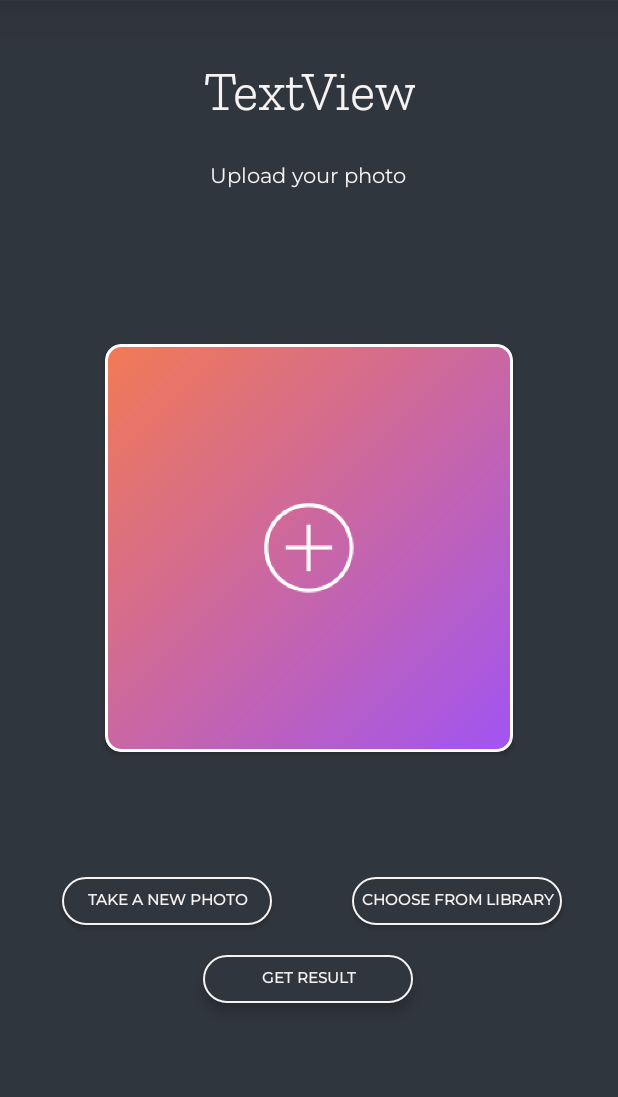
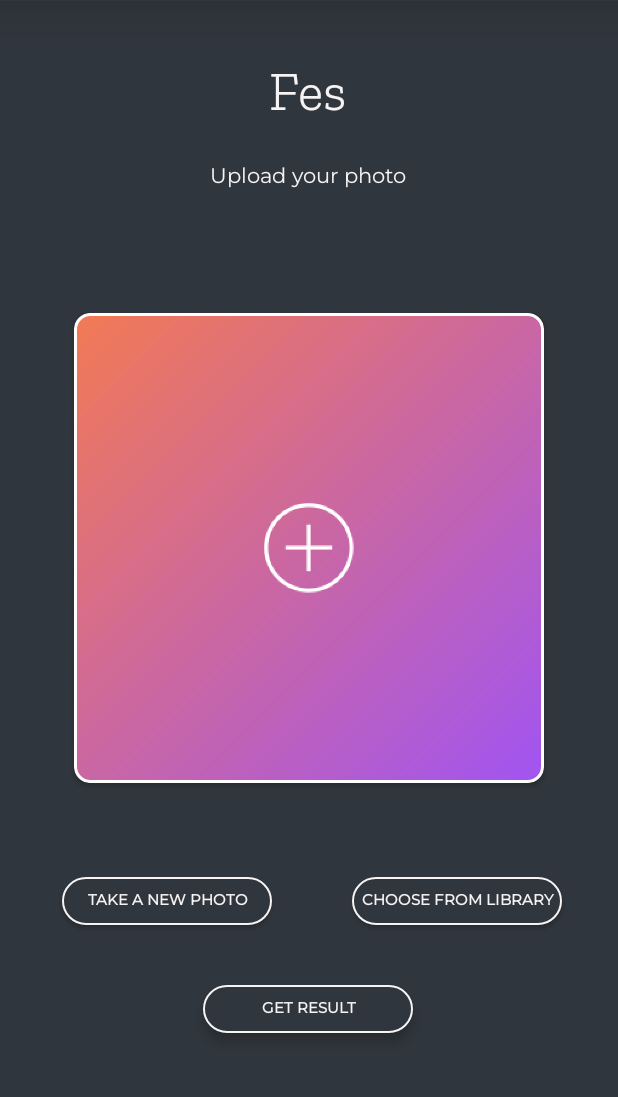
Before and after one commit to Anastasia-98Moiseeva/Photo.ai, an Android app: the fragment FilterItemFragment placed in its activity, on a phone screen of 412 x 824 dp, the part 83-1180 px from its top. Run offline under Robolectric (Android 15) with nearby library versions, the phone set to English and light mode, and no system bars; our stand-ins replace Picasso; 1 statement that could not run was skipped.

Commit message:
fix layouts

```diff
--- a/app/src/main/java/com/example/photoai/fragments/FilterItemFragment.kt
+++ b/app/src/main/java/com/example/photoai/fragments/FilterItemFragment.kt
@@ -14,6 +14,7 @@ import android.view.ViewGroup
 import android.widget.Button
 import android.widget.ImageButton
 import android.widget.ImageView
+import android.widget.TextView
 import androidx.cardview.widget.CardView
 import androidx.fragment.app.Fragment
 import com.example.photoai.AppConstants
@@ -42,6 +43,9 @@ class FilterItemFragment : Fragment() {
                               savedInstanceState: Bundle?): View? {
 
         val view = inflater.inflate(R.layout.filter_item_layout, container, false)
+
+        val filterTitle = view.findViewById<TextView>(R.id.txt_filter_title)
+        filterTitle.setText(resources.getStringArray(R.array.filter_titles)[position])
 
         val newPhotoButton = view.findViewById<Button>(R.id.btn_take_photo)
         newPhotoButton.setOnClickListener {
--- a/app/src/main/java/com/example/photoai/fragments/FilterResultFragment.kt
+++ b/app/src/main/java/com/example/photoai/fragments/FilterResultFragment.kt
@@ -54,6 +54,8 @@ class FilterResultFragment : Fragment() {
         val view = inflater.inflate(R.layout.result_img_layout, container, false)
 
         val filterTextView = view.findViewById<TextView>(R.id.txt_result_filter)
+        filterTextView.setText(resources.getStringArray(R.array.filter_titles)[position])
+
         val amazingTextView = view.findViewById<TextView>(R.id.text_amazing)
         val progressBar = view.findViewById<ProgressBar>(R.id.progress_bar)
         val photo = view.findViewById<ImageView>(R.id.img_result)
@@ -68,8 +70,8 @@ class FilterResultFragment : Fragment() {
     }
 
     fun reCreateURL(){
-        val urlParts = url.split("upload/")
-        url = urlParts[0] + "upload/" +
+        val urlParts = url.split(getString(R.string.upload_url_part))
+        url = urlParts[0] + getString(R.string.upload_url_part) +
                 resources.getStringArray(R.array.filters)[position] +
                 "/" + urlParts[1]
     }
--- a/app/src/main/res/layout/filter_item_layout.xml
+++ b/app/src/main/res/layout/filter_item_layout.xml
@@ -54,16 +54,16 @@
         android:id="@+id/btn_result"
         android:layout_width="@dimen/btn_width"
         android:layout_height="@dimen/btn_height"
-        android:layout_marginTop="@dimen/medium_margin"
+        android:layout_marginTop="40dp"
         android:background="@drawable/button_style"
+        android:elevation="@dimen/evaluation"
         android:fontFamily="@font/montserrat"
         android:lineHeight="12.19sp"
+        android:stateListAnimator="@null"
         android:text="@string/get_result"
         android:textColor="@drawable/text_on_button_style"
         android:textSize="@dimen/btn_txt_size"
         android:textStyle="bold"
-        android:elevation="@dimen/evaluation"
-        android:stateListAnimator="@null"
         android:translationZ="@dimen/btn_translation"
         app:layout_constraintEnd_toStartOf="@+id/guideline_right"
         app:layout_constraintHorizontal_bias="0.489"
@@ -186,13 +186,13 @@
         android:layout_width="wrap_content"
         android:layout_height="wrap_content"
         android:orientation="vertical"
-        app:layout_constraintGuide_percent="0.85" />
+        app:layout_constraintGuide_percent="0.9" />
 
     <androidx.constraintlayout.widget.Guideline
         android:id="@+id/guideline_left_part_of_square"
         android:layout_width="wrap_content"
         android:layout_height="wrap_content"
         android:orientation="vertical"
-        app:layout_constraintGuide_percent="0.15" />
+        app:layout_constraintGuide_percent="0.1" />
 
 </androidx.constraintlayout.widget.ConstraintLayout>
--- a/app/src/main/res/values/strings.xml
+++ b/app/src/main/res/values/strings.xml
@@ -27,6 +27,7 @@
     <string name="cancel">Cancel</string>
     <string name="permission_to_work_properly">This application needs permissions to work properly</string>
     <string name="permission_to_continue">You need to give some mandatory permissions.</string>
+    <string name="upload_url_part">upload/</string>
 
     <string-array name="filters">
         <item>e_art:audrey</item>
@@ -38,4 +39,15 @@
         <item>e_art:frost</item>
         <item>e_art:sizzle</item>
     </string-array>
+
+    <string-array name="filter_titles">
+        <item>Audrey</item>
+        <item>Fes</item>
+        <item>Refresh</item>
+        <item>Red_rock</item>
+        <item>Zorro</item>
+        <item>Al_dente</item>
+        <item>Frost</item>
+        <item>Sizzle</item>
+    </string-array>
 </resources>
```
Also changed, not shown: app/src/main/res/layout/result_img_layout.xml (+10 -24 lines).
